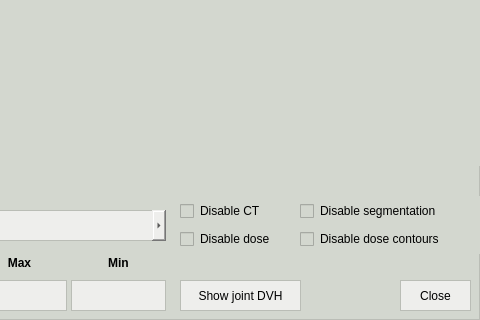
Qt form pyanno4rt/gui/designs/compare_window.ui (pyanno4rt/pyanno4rt) before a commit; both pictures show x 440 to 920 and y 360 to 680 of the 920 by 680 pixel window.
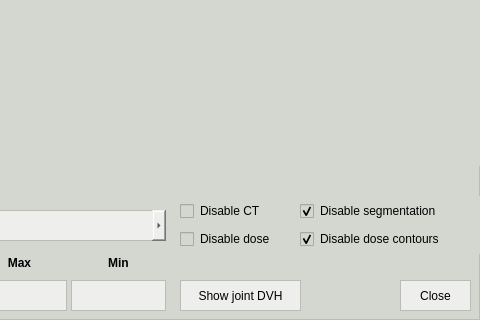
The same form after that commit.

What changed in the file:
```diff
--- a/pyanno4rt/gui/designs/compare_window.ui
+++ b/pyanno4rt/gui/designs/compare_window.ui
@@ -985,6 +985,9 @@
     <property name="text">
      <string>Disable segmentation</string>
     </property>
+    <property name="checked">
+     <bool>true</bool>
+    </property>
    </widget>
    <widget class="QCheckBox" name="disDose_cbox">
     <property name="geometry">
@@ -1021,6 +1024,9 @@
     <property name="text">
      <string>Disable dose contours</string>
     </property>
+    <property name="checked">
+     <bool>true</bool>
+    </property>
    </widget>
    <widget class="QLabel" name="plane_label">
     <property name="geometry">
```
